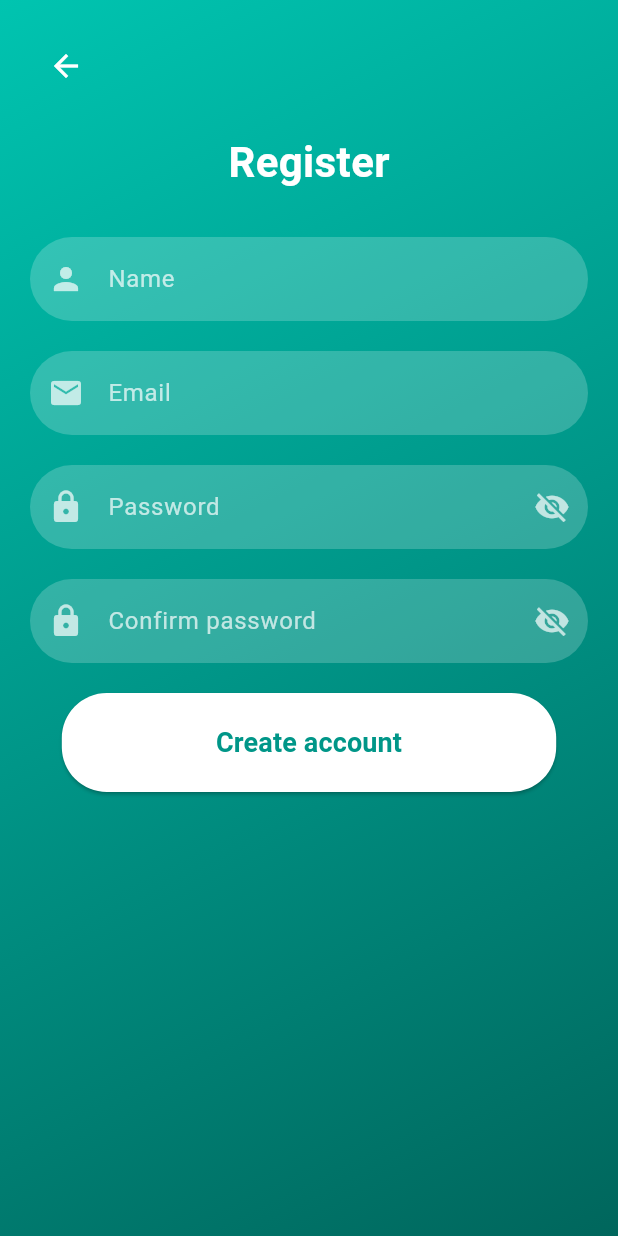
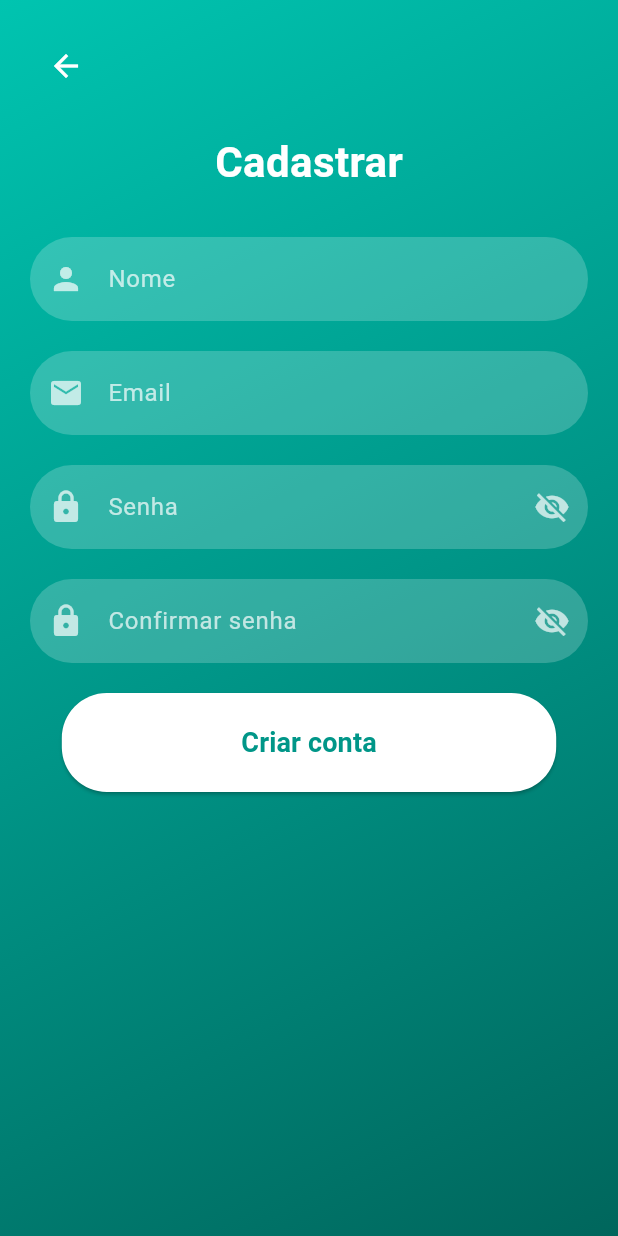
Before and after one commit to taisramorim/my_list, a Flutter app: the SignUpPage screen opened directly, on a phone screen of 412 x 824 dp. Run offline on Flutter 3.47's test engine with Material 3 defaults, Android fonts, the light colour scheme and no system bars; our stand-ins replace bloc, cloud_firestore, equatable, firebase_auth, firebase_core, firebase_storage and 2 more; accounts and stored records are empty; network calls fail; statements that could not run were skipped.

Commit message:
Last adjustments

```diff
--- a/lib/screens/authentication/sign_in_page.dart
+++ b/lib/screens/authentication/sign_in_page.dart
@@ -36,7 +36,7 @@ class _SignInPageState extends State<SignInPage> {
         );
         } else if (state is SignInFailure) {
           setState(() {
-            _errorMsg = 'Name or Password invalid';
+            _errorMsg = 'Nome ou senha inválidos';
           });
         }
       },
@@ -76,7 +76,7 @@ class _SignInPageState extends State<SignInPage> {
                       ),
                       const SizedBox(height: 20),
                       const Text(
-                        "Sign In",
+                        "Login",
                         style: TextStyle(
                           color: Colors.white,
                           fontSize: 28,
@@ -106,7 +106,7 @@ class _SignInPageState extends State<SignInPage> {
                             _buildTextField(
                               context,
                               controller: passwordController,
-                              hintText: 'Password',
+                              hintText: 'Senha',
                               icon: Icons.lock,
                               obscureText: obscurePassword,
                               validator: (val) {
@@ -137,7 +137,7 @@ class _SignInPageState extends State<SignInPage> {
                                 }
                                 return _buildActionButton(
                                   context,
-                                  label: "Enter",
+                                  label: "Entrar",
                                   onPressed: () {
                                     if (_formKey.currentState!.validate()) {
                                       context.read<SignInBloc>().add(SignInRequired(
@@ -160,7 +160,7 @@ class _SignInPageState extends State<SignInPage> {
                                 );
                               },
                               child: const Text(
-                                'Forgot Passowrd?',
+                                'Esqueceu a senha?',
                                 style: TextStyle(
                                   color: Colors.white,
                                   fontWeight: FontWeight.bold,
--- a/lib/screens/authentication/sign_up_page.dart
+++ b/lib/screens/authentication/sign_up_page.dart
@@ -78,7 +78,7 @@ class _SignUpPageState extends State<SignUpPage> {
                       ),
                       const SizedBox(height: 20),
                       const Text(
-                        "Register",
+                        "Cadastrar",
                         style: TextStyle(
                           color: Colors.white,
                           fontSize: 28,
@@ -93,11 +93,11 @@ class _SignUpPageState extends State<SignUpPage> {
                             _buildTextField(
                               context,
                               controller: nameController,
-                              hintText: 'Name',
+                              hintText: 'Nome',
                               icon: Icons.person,
                               validator: (val) {
                                 if (val == null || val.isEmpty) {
-                                  return 'Please fill this up.';
+                                  return 'Por favor, preencha este campo';
                                 }
                                 return null;
                               },
@@ -111,9 +111,9 @@ class _SignUpPageState extends State<SignUpPage> {
                               keyboardType: TextInputType.emailAddress,
                               validator: (val) {
                                 if (val == null || val.isEmpty) {
-                                  return 'Please fill this up.';
+                                  return 'Por favor, preencha este campo';
                                 } else if (!RegExp(r'^[^@]+@[^@]+\.[^@]+').hasMatch(val)) {
-                                  return 'Please fill a valid email';
+                                  return 'Por favor, insira um email válido';
                                 }
                                 return null;
                               },
@@ -122,7 +122,7 @@ class _SignUpPageState extends State<SignUpPage> {
                             _buildTextField(
                               context,
                               controller: passwordController,
-                              hintText: 'Password',
+                              hintText: 'Senha',
                               icon: Icons.lock,
                               obscureText: obscurePassword,
                               validator: (val) {
@@ -149,7 +149,7 @@ class _SignUpPageState extends State<SignUpPage> {
                             _buildTextField(
                               context,
                               controller: confirmpasswordController,
-                              hintText: 'Confirm password',
+                              hintText: 'Confirmar senha',
                               icon: Icons.lock,
                               obscureText: obscureConfirmPassword,
                               validator: (val) {
@@ -183,7 +183,7 @@ class _SignUpPageState extends State<SignUpPage> {
 
                                 return _buildActionButton(
                                   context,
-                                  label: "Create account",
+                                  label: "Criar conta",
                                   onPressed: () {
                                     if (_formKey.currentState!.validate()) {
                                       MyUser myUser = MyUser.empty.copyWith(
--- a/lib/screens/authentication/welcome_page.dart
+++ b/lib/screens/authentication/welcome_page.dart
@@ -58,7 +58,7 @@ class _WelcomePageState extends State<WelcomePage> {
                       SizedBox(height: 200),
                       _buildActionButton(
                         context,
-                        label: 'Sign In',
+                        label: 'Entrar',
                         onPressed: () {
                           Navigator.push(
                             context,
@@ -69,7 +69,7 @@ class _WelcomePageState extends State<WelcomePage> {
                       const SizedBox(height: 20),
                       _buildActionButton(
                         context,
-                        label: 'Register',
+                        label: 'Cadastrar',
                         onPressed: () {
                           Navigator.push(
                             context,
```
Also changed, not shown: 95 other files.
